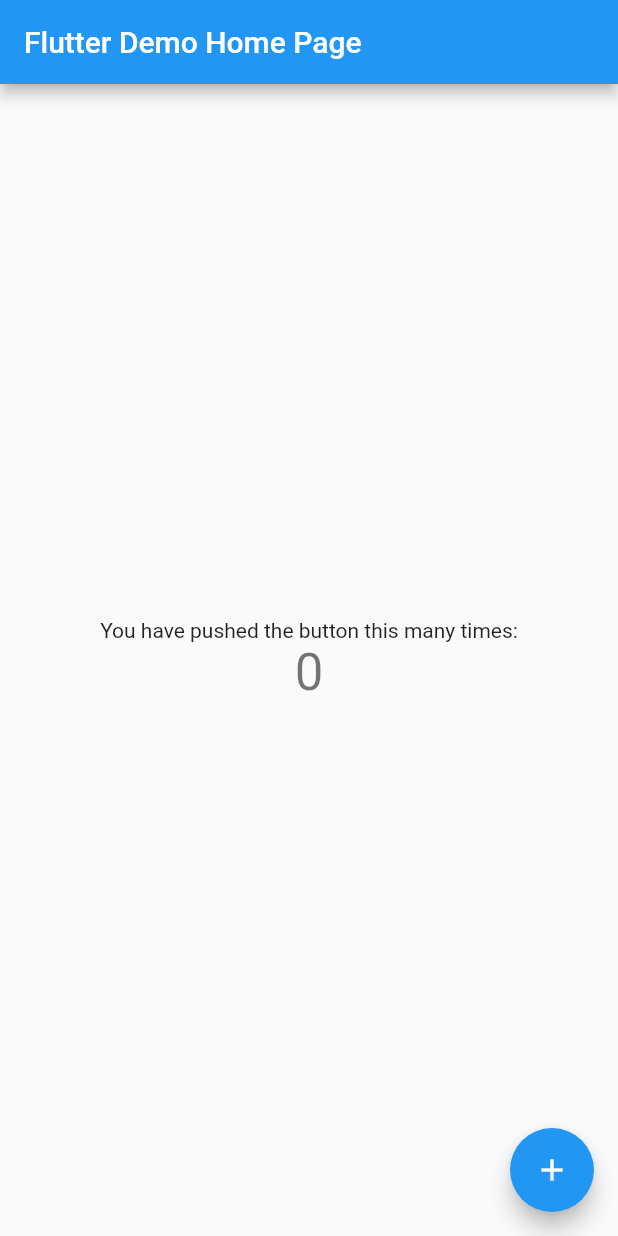
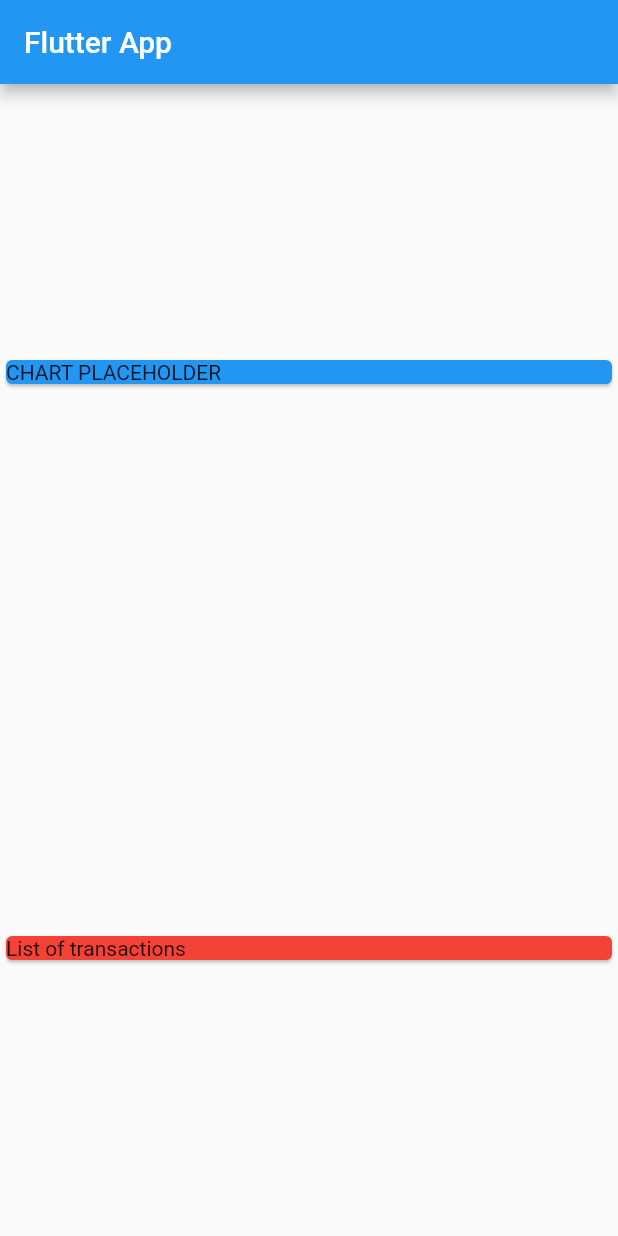
Before and after one commit to snichita817/personal-expenses-app, a Flutter app: the screen it shows after launch, on a phone screen of 412 x 824 dp. Run offline on Flutter 3.47's test engine with Material 2 defaults, Android fonts, the phone set to English and light mode, and no system bars.

Commit message:
added some basic layout

```diff
--- a/lib/main.dart
+++ b/lib/main.dart
@@ -1,115 +1,41 @@
 import 'package:flutter/material.dart';
 
-void main() {
-  runApp(const MyApp());
-}
+void main() => runApp(MyApp());
 
 class MyApp extends StatelessWidget {
-  const MyApp({super.key});
-
-  // This widget is the root of your application.
   @override
   Widget build(BuildContext context) {
     return MaterialApp(
-      title: 'Flutter Demo',
-      theme: ThemeData(
-        // This is the theme of your application.
-        //
-        // Try running your application with "flutter run". You'll see the
-        // application has a blue toolbar. Then, without quitting the app, try
-        // changing the primarySwatch below to Colors.green and then invoke
-        // "hot reload" (press "r" in the console where you ran "flutter run",
-        // or simply save your changes to "hot reload" in a Flutter IDE).
-        // Notice that the counter didn't reset back to zero; the application
-        // is not restarted.
-        primarySwatch: Colors.blue,
-      ),
-      home: const MyHomePage(title: 'Flutter Demo Home Page'),
+      title: 'Flutter App',
+      home: MyHomePage(),
     );
   }
 }
 
-class MyHomePage extends StatefulWidget {
-  const MyHomePage({super.key, required this.title});
-
-  // This widget is the home page of your application. It is stateful, meaning
-  // that it has a State object (defined below) that contains fields that affect
-  // how it looks.
-
-  // This class is the configuration for the state. It holds the values (in this
-  // case the title) provided by the parent (in this case the App widget) and
-  // used by the build method of the State. Fields in a Widget subclass are
-  // always marked "final".
-
-  final String title;
-
-  @override
-  State<MyHomePage> createState() => _MyHomePageState();
-}
-
-class _MyHomePageState extends State<MyHomePage> {
-  int _counter = 0;
-
-  void _incrementCounter() {
-    setState(() {
-      // This call to setState tells the Flutter framework that something has
-      // changed in this State, which causes it to rerun the build method below
-      // so that the display can reflect the updated values. If we changed
-      // _counter without calling setState(), then the build method would not be
-      // called again, and so nothing would appear to happen.
-      _counter++;
-    });
-  }
-
+class MyHomePage extends StatelessWidget {
   @override
   Widget build(BuildContext context) {
-    // This method is rerun every time setState is called, for instance as done
-    // by the _incrementCounter method above.
-    //
-    // The Flutter framework has been optimized to make rerunning build methods
-    // fast, so that you can just rebuild anything that needs updating rather
-    // than having to individually change instances of widgets.
     return Scaffold(
       appBar: AppBar(
-        // Here we take the value from the MyHomePage object that was created by
-        // the App.build method, and use it to set our appbar title.
-        title: Text(widget.title),
+        title: Text('Flutter App'),
       ),
-      body: Center(
-        // Center is a layout widget. It takes a single child and positions it
-        // in the middle of the parent.
-        child: Column(
-          // Column is also a layout widget. It takes a list of children and
-          // arranges them vertically. By default, it sizes itself to fit its
-          // children horizontally, and tries to be as tall as its parent.
-          //
-          // Invoke "debug painting" (press "p" in the console, choose the
-          // "Toggle Debug Paint" action from the Flutter Inspector in Android
-          // Studio, or the "Toggle Debug Paint" command in Visual Studio Code)
-          // to see the wireframe for each widget.
-          //
-          // Column has various properties to control how it sizes itself and
-          // how it positions its children. Here we use mainAxisAlignment to
-          // center the children vertically; the main axis here is the vertical
-          // axis because Columns are vertical (the cross axis would be
-          // horizontal).
-          mainAxisAlignment: MainAxisAlignment.center,
-          children: <Widget>[
-            const Text(
-              'You have pushed the button this many times:',
+      body: Column(
+        mainAxisAlignment: MainAxisAlignment.spaceAround,
+        crossAxisAlignment: CrossAxisAlignment.stretch,
+        children: <Widget>[
+          Container(
+            width: double.infinity,
+            child: Card(
+              color: Colors.blue,
+              child: Text("CHART PLACEHOLDER"),
             ),
-            Text(
-              '$_counter',
-              style: Theme.of(context).textTheme.headlineMedium,
-            ),
-          ],
+          ),
+          Card(
+            color: Colors.red,
+            child: Text("List of transactions"),
+          )
+        ],
         ),
-      ),
-      floatingActionButton: FloatingActionButton(
-        onPressed: _incrementCounter,
-        tooltip: 'Increment',
-        child: const Icon(Icons.add),
-      ), // This trailing comma makes auto-formatting nicer for build methods.
-    );
+      );
   }
 }
```
